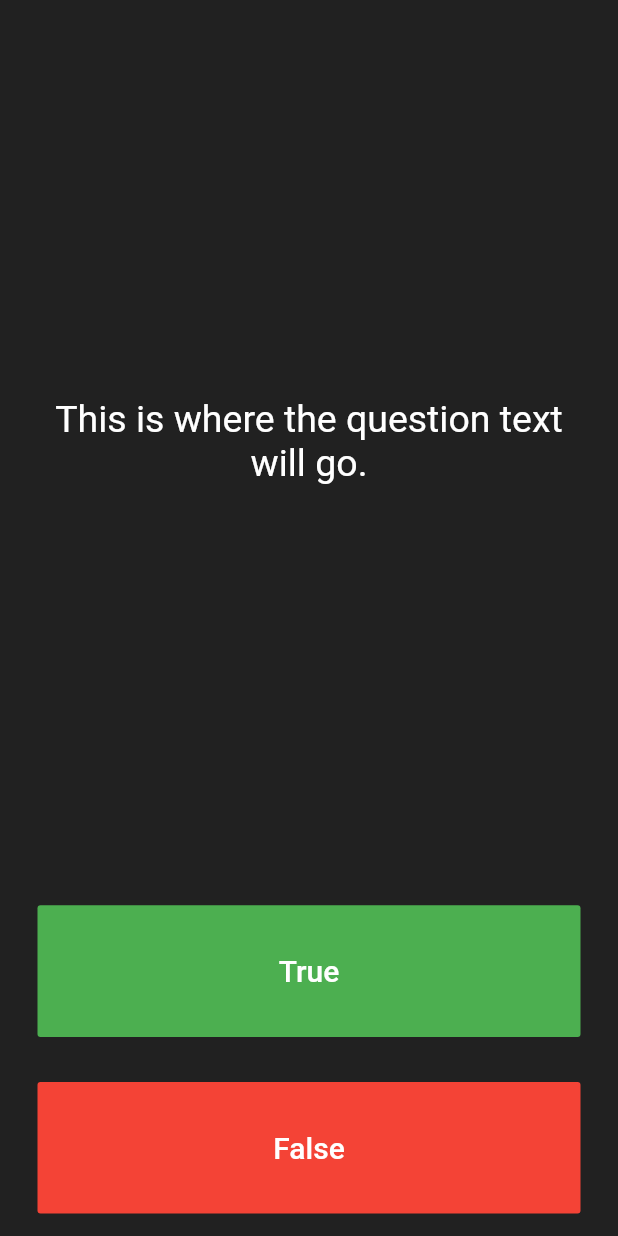
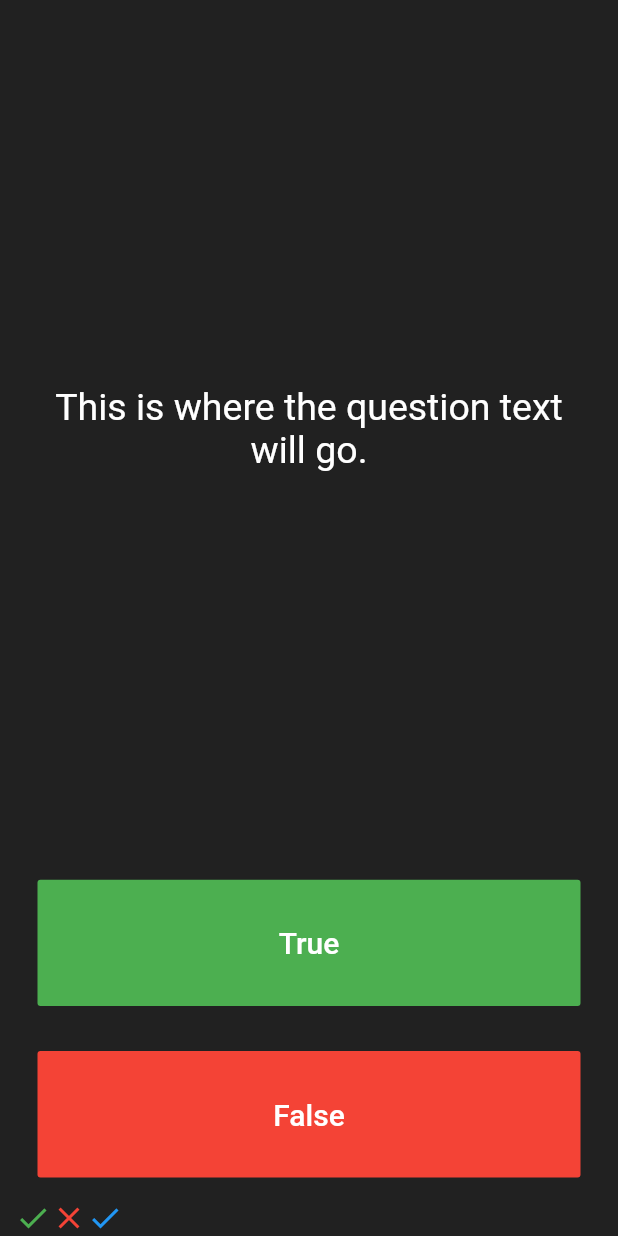
Before and after one commit to SagomoongchiDev/Flutter-Study, a Flutter app: the screen it shows after launch, after a tap on "True", on a phone screen of 412 x 824 dp. Run offline on Flutter 3.47's test engine with Material 2 defaults, Android fonts, the phone set to English and light mode, and no system bars; our stand-ins replace audioplayers.

Commit message:
'List 진입'

```diff
--- a/Sangsoo/study_6th/lib/main.dart
+++ b/Sangsoo/study_6th/lib/main.dart
@@ -23,6 +23,17 @@ class QuizPage extends StatefulWidget {
   @override
   _QuizPageState createState() => _QuizPageState();
 }
+
+List<Icon> scoreKeeper = [
+  Icon(
+    Icons.check,
+    color: Colors.green,
+  ),
+  Icon(
+    Icons.close,
+    color: Colors.red,
+  )
+];
 
 class _QuizPageState extends State<QuizPage> {
   @override
@@ -61,7 +72,9 @@ class _QuizPageState extends State<QuizPage> {
                 ),
               ),
               onPressed: () {
-                //The user picked true.
+                setState(() {
+                  scoreKeeper.add(Icon(Icons.check, color: Colors.blue));
+                });
               },
             ),
           ),
@@ -84,6 +97,9 @@ class _QuizPageState extends State<QuizPage> {
             ),
           ),
         ),
+        Row(
+          children: scoreKeeper,
+        )
         //TODO: Add a Row here as your score keeper
       ],
     );
```
